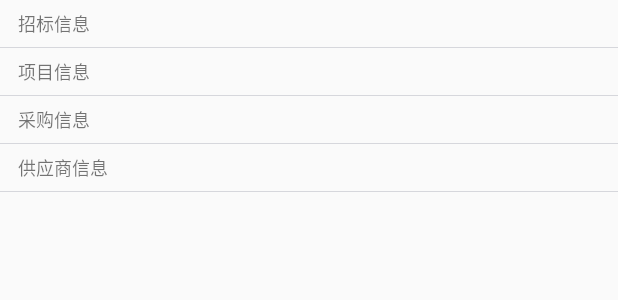
After one commit to zhangyalong123feiyu/BiUnion, an Android app: the layout item_projecttype.xml on its own in the app's theme, with its tools: preview values and no code run, on a phone screen of 412 x 824 dp. The commit adds this screen. Shown: the top 300 px of the screen. Run offline under Robolectric (Android 15) with nearby library versions, the light colour scheme and no system bars.

Commit message:
完善home页

```diff
--- a/app/build.gradle
+++ b/app/build.gradle
@@ -35,4 +35,5 @@ dependencies {
     compile 'com.google.code.gson:gson:2.8.0'
     testCompile 'junit:junit:4.12'
     apt 'com.jakewharton:butterknife-compiler:8.4.0'
+    compile 'com.huxq17.xrefreshview:xrefreshview:3.6.9'
 }
--- a/app/src/main/AndroidManifest.xml
+++ b/app/src/main/AndroidManifest.xml
@@ -32,10 +32,10 @@
         android:roundIcon="@mipmap/ic_launcher_round"
         android:supportsRtl="true"
         android:theme="@style/Theme.AppCompat.DayNight.NoActionBar">
-        <activity android:name=".project.ui.activity.MainActivity" android:screenOrientation="portrait"/>
+        <activity android:name=".project.ui.activity.MainActivity" android:screenOrientation="portrait" android:windowSoftInputMode="adjustPan|stateHidden"/>
         <activity android:name=".project.ui.activity.GuideActivity" android:screenOrientation="portrait"/>
-        <activity android:name=".project.ui.activity.SplashActivity" android:screenOrientation="portrait"/>
-        <activity android:name=".project.ui.activity.PrivatePersonDesignActivity" android:screenOrientation="portrait">
+        <activity android:name=".project.ui.activity.PrivatePersonDesignActivity" android:screenOrientation="portrait"/>
+        <activity android:name=".project.ui.activity.SplashActivity" android:screenOrientation="portrait">
         <intent-filter>
             <action android:name="android.intent.action.MAIN" />
 
--- a/app/src/main/java/com/bibinet/biunion/project/utils/DialogUtils.java
+++ b/app/src/main/java/com/bibinet/biunion/project/utils/DialogUtils.java
@@ -22,7 +22,6 @@ public class DialogUtils {
          dialog = dialogBuider.create();
          view= LayoutInflater.from(context).inflate(ResuoreceId,null);
         dialog.show();
-        dialog.setContentView(view);
         view.setOnClickListener(new View.OnClickListener() {
             @Override
             public void onClick(View v) {
--- a/app/src/main/res/drawable/bottomtext_selector.xml
+++ b/app/src/main/res/drawable/bottomtext_selector.xml
@@ -1,5 +1,5 @@
 <?xml version="1.0" encoding="utf-8"?>
 <selector xmlns:android="http://schemas.android.com/apk/res/android">
-    <item android:color="@color/greenyellow" android:state_selected="true" android:state_checked="true"></item>
-    <item android:color="@color/gray" ></item>
+    <item android:color="#F57300"  android:state_selected="true" ></item>
+    <item android:color="#333333"></item>
 </selector>
--- /dev/null
+++ b/app/src/main/res/layout/item_projecttype.xml
@@ -0,0 +1,67 @@
+<?xml version="1.0" encoding="utf-8"?>
+<LinearLayout xmlns:android="http://schemas.android.com/apk/res/android"
+    android:orientation="vertical" android:layout_width="match_parent"
+    android:layout_height="match_parent"
+    >
+    <LinearLayout
+        android:layout_width="match_parent"
+        android:layout_height="wrap_content"
+        android:orientation="vertical">
+ <TextView
+    android:id="@+id/tenderInfo"
+    android:layout_width="match_parent"
+    android:layout_height="31dp"
+    android:gravity="center_vertical"
+    android:layout_marginLeft="12dp"
+     android:textSize="12sp"
+    android:text="@string/tenderInfo"
+    />
+    <View
+        android:layout_width="match_parent"
+        android:layout_height="0.5dp"
+        android:background="#D6D7DC"
+        />
+<TextView
+    android:id="@+id/projectInfo"
+    android:layout_width="match_parent"
+    android:layout_height="31dp"
+    android:layout_marginLeft="12dp"
+    android:textSize="12sp"
+    android:gravity="center_vertical"
+    android:text="@string/projectInfo"
+    />
+    <View
+        android:layout_width="match_parent"
+        android:layout_height="0.5dp"
+        android:background="#D6D7DC"
+        />
+<TextView
+    android:id="@+id/buyprojectInfo"
+    android:layout_width="match_parent"
+    android:layout_height="31dp"
+    android:layout_marginLeft="12dp"
+    android:gravity="center_vertical"
+    android:textSize="12sp"
+    android:text="@string/buyProjectInfo"
+    />
+    <View
+        android:layout_width="match_parent"
+        android:layout_height="0.5dp"
+        android:background="#D6D7DC"
+        />
+<TextView
+    android:id="@+id/provideProjectInfo"
+    android:layout_width="match_parent"
+    android:layout_height="31dp"
+    android:textSize="12sp"
+    android:gravity="center_vertical"
+    android:layout_marginLeft="12dp"
+    android:text="@string/provideProjectInfo"
+    />
+    <View
+        android:layout_width="match_parent"
+        android:layout_height="0.5dp"
+        android:background="#D6D7DC"
+        />
+</LinearLayout>
+</LinearLayout>
--- a/app/src/main/res/values/strings.xml
+++ b/app/src/main/res/values/strings.xml
@@ -18,6 +18,9 @@
     <string name="projecNameTwo">业主委托项目</string>
     <string name="projecNameThree">PPP项目</string>
     <string name="projecLocation">位置</string>
+    <string name="tenderInfo">招标信息</string>
+    <string name="buyProjectInfo">采购信息</string>
+    <string name="provideProjectInfo">供应商信息</string>
 
     <!-- TODO: Remove or change this placeholder text -->
     <string name="hello_blank_fragment">Hello blank fragment</string>
```
Also changed, not shown: app/src/main/java/com/bibinet/biunion/mvp/model/FragmentHomeModel.java (+10 -1 lines), app/src/main/java/com/bibinet/biunion/project/ui/fragment/Fragment_Home.java (+19 -11 lines), app/src/main/java/com/bibinet/biunion/project/utils/PopWindowUtils.java (added, +92 -0 lines), app/src/main/res/drawable/radiotext_selector.xml (added, +7 -0 lines), app/src/main/res/layout/fragment_home.xml (+53 -39 lines), app/src/main/res/layout/item_projectinfo.xml (+12 -5 lines).
